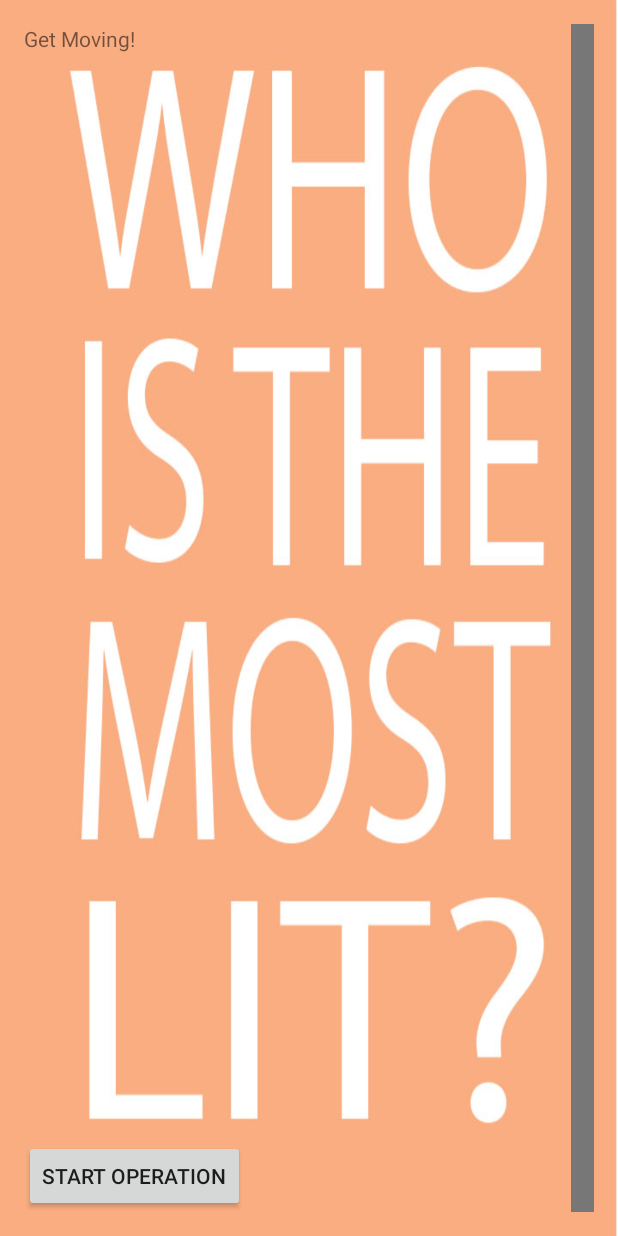
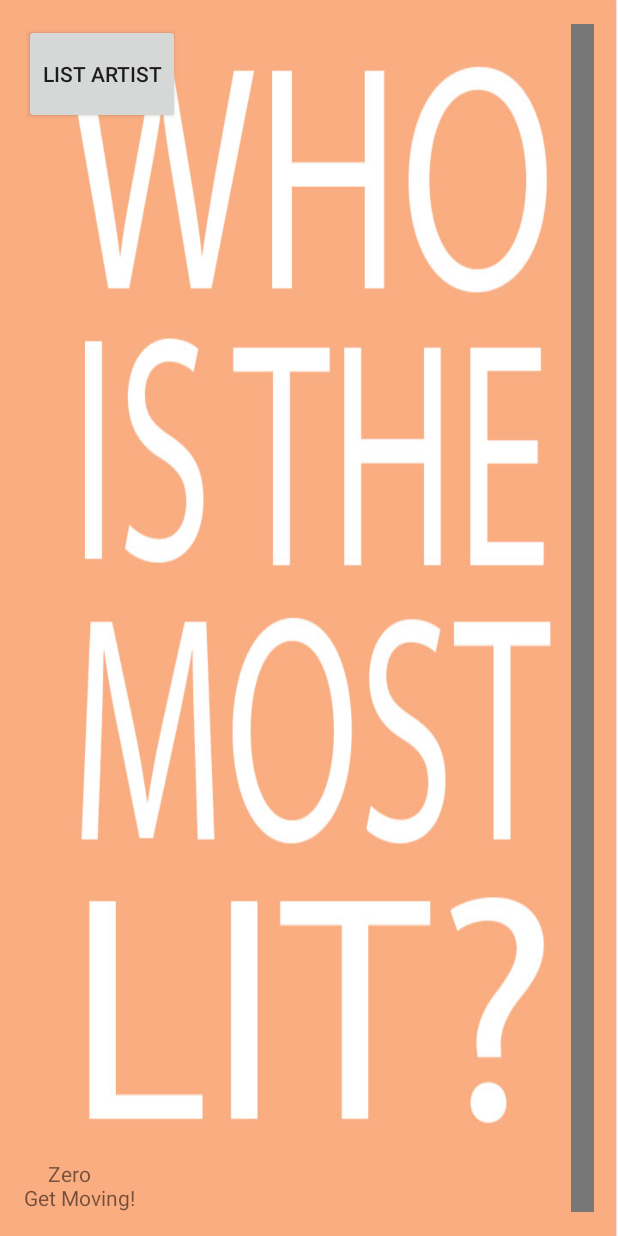
Before and after one commit to stcalica/HowLit, an Android app: the layout activity_main.xml on its own in the app's theme, with its tools: preview values and no code run, on a phone screen of 412 x 824 dp. Run offline under Robolectric (Android 15) with nearby library versions, the light colour scheme and no system bars.

Commit message:
added score, scoreboard, artists selections and Toasts

```diff
--- a/app/src/main/AndroidManifest.xml
+++ b/app/src/main/AndroidManifest.xml
@@ -15,6 +15,7 @@
                 <category android:name="android.intent.category.LAUNCHER" />
             </intent-filter>
         </activity>
+        <activity android:name=".ListArtist"></activity>
     </application>
 
 </manifest>
--- a/app/src/main/res/layout/activity_main.xml
+++ b/app/src/main/res/layout/activity_main.xml
@@ -11,11 +11,28 @@
     android:id ="@+id/rl"
     tools:context="com.example.kylecalica_steinhil.howlit.MainActivity">
 
+    <Button
+        android:layout_width="wrap_content"
+        android:layout_height="100px"
+        android:contextClickable="true"
+        android:onClick="listArtists"
+        android:text="List Artist"/>
+
     <TextView
+        android:layout_alignParentBottom="true"
         android:id="@+id/message"
         android:layout_width="wrap_content"
         android:layout_height="wrap_content"
         android:text="Get Moving!" />
+
+    <TextView
+        android:id="@+id/score"
+        android:layout_alignParentBottom="true"
+        android:layout_margin="@dimen/activity_horizontal_margin"
+        android:layout_width="wrap_content"
+        android:layout_height="wrap_content"
+        android:text="Zero"
+        />
 
     <ImageView
         android:layout_width="wrap_content"
@@ -30,12 +47,7 @@
         android:id="@+id/pb"
         style="@android:style/Widget.ProgressBar.Horizontal"
         android:progressDrawable="@drawable/progressbar_states"/>
-    <Button
-        android:layout_width="wrap_content"
-        android:layout_height="wrap_content"
-        android:text="Start Operation"
-        android:id="@+id/btn"
-        android:layout_alignParentBottom="true"/>
+
 
 
 </RelativeLayout>
```
Also changed, not shown: app/src/main/java/com/example/kylecalica_steinhil/howlit/ListArtist.java (added, +54 -0 lines), app/src/main/java/com/example/kylecalica_steinhil/howlit/MainActivity.java (+104 -63 lines), app/src/main/res/layout/activity_list_artist.xml (added, +16 -0 lines).
